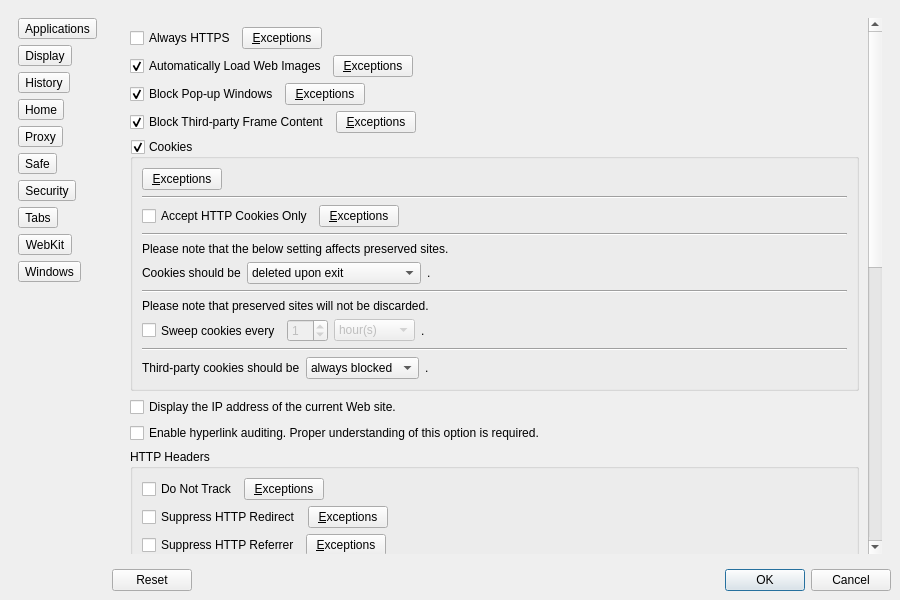
The window that Version 1.x/UI/dsettings.ui (textbrowser/dooble) describes before a commit, drawn with Qt 5.
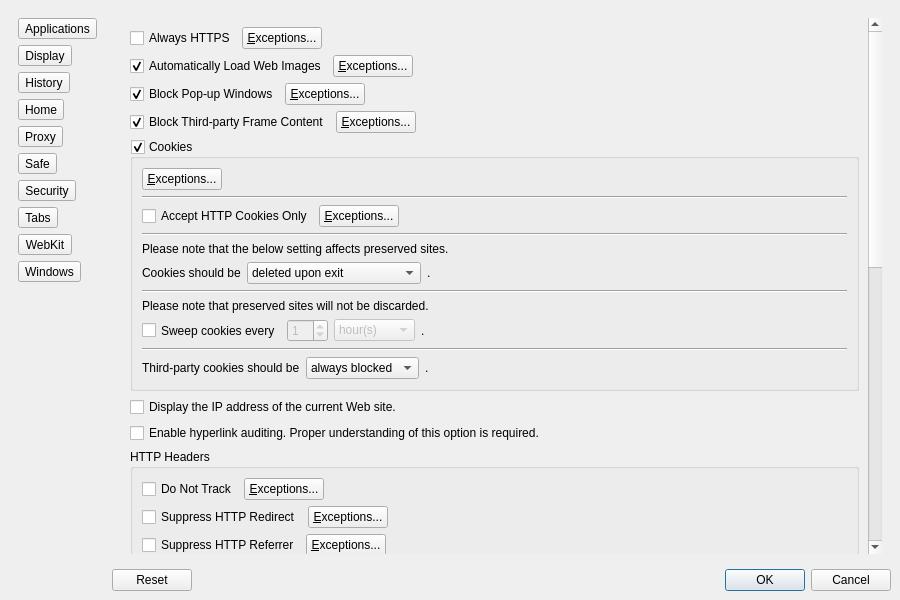
The same window after the commit. The open tabs and pages were chosen to show the change. Custom widgets are drawn as their Qt base class.

Diff of the .ui file:
```diff
--- a/Version 1.x/UI/dsettings.ui
+++ b/Version 1.x/UI/dsettings.ui
@@ -3086,8 +3086,8 @@
               <rect>
                <x>0</x>
                <y>-529</y>
-               <width>728</width>
-               <height>1295</height>
+               <width>738</width>
+               <height>1350</height>
               </rect>
              </property>
              <layout class="QVBoxLayout" name="verticalLayout_19">
@@ -3109,7 +3109,7 @@
                 <item>
                  <widget class="QPushButton" name="alwaysHttpsExceptionsPushButton">
                   <property name="text">
-                   <string>&amp;Exceptions</string>
+                   <string>&amp;Exceptions...</string>
                   </property>
                  </widget>
                 </item>
@@ -3149,7 +3149,7 @@
                 <item>
                  <widget class="QPushButton" name="loadImagesExceptionsPushButton">
                   <property name="text">
-                   <string>&amp;Exceptions</string>
+                   <string>&amp;Exceptions...</string>
                   </property>
                  </widget>
                 </item>
@@ -3189,7 +3189,7 @@
                 <item>
                  <widget class="QPushButton" name="popupExceptionsPushButton">
                   <property name="text">
-                   <string>&amp;Exceptions</string>
+                   <string>&amp;Exceptions...</string>
                   </property>
                  </widget>
                 </item>
@@ -3229,7 +3229,7 @@
                 <item>
                  <widget class="QPushButton" name="thirdPartyExceptionsPushButton">
                   <property name="text">
-                   <string>&amp;Exceptions</string>
+                   <string>&amp;Exceptions...</string>
                   </property>
                  </widget>
                 </item>
@@ -3268,7 +3268,7 @@
                    <item>
                     <widget class="QPushButton" name="cookiesExceptionsPushButton">
                      <property name="text">
-                      <string>&amp;Exceptions</string>
+                      <string>&amp;Exceptions...</string>
                      </property>
                     </widget>
                    </item>
@@ -3312,7 +3312,7 @@
                    <item>
                     <widget class="QPushButton" name="httponlyexceptions">
                      <property name="text">
-                      <string>&amp;Exceptions</string>
+                      <string>&amp;Exceptions...</string>
                      </property>
                     </widget>
                    </item>
@@ -3612,7 +3612,7 @@
                    <item>
                     <widget class="QPushButton" name="dntExceptionsPushButton">
                      <property name="text">
-                      <string>&amp;Exceptions</string>
+                      <string>&amp;Exceptions...</string>
                      </property>
                     </widget>
                    </item>
@@ -3652,7 +3652,7 @@
                    <item>
                     <widget class="QPushButton" name="httpRedirectExceptionsPushButton">
                      <property name="text">
-                      <string>&amp;Exceptions</string>
+                      <string>&amp;Exceptions...</string>
                      </property>
                     </widget>
                    </item>
@@ -3692,7 +3692,7 @@
                    <item>
                     <widget class="QPushButton" name="httpReferrerExceptionsPushButton">
                      <property name="text">
-                      <string>&amp;Exceptions</string>
+                      <string>&amp;Exceptions...</string>
                      </property>
                     </widget>
                    </item>
```
Left out of the diff: 30 changed lines with no effect on the pictures.
